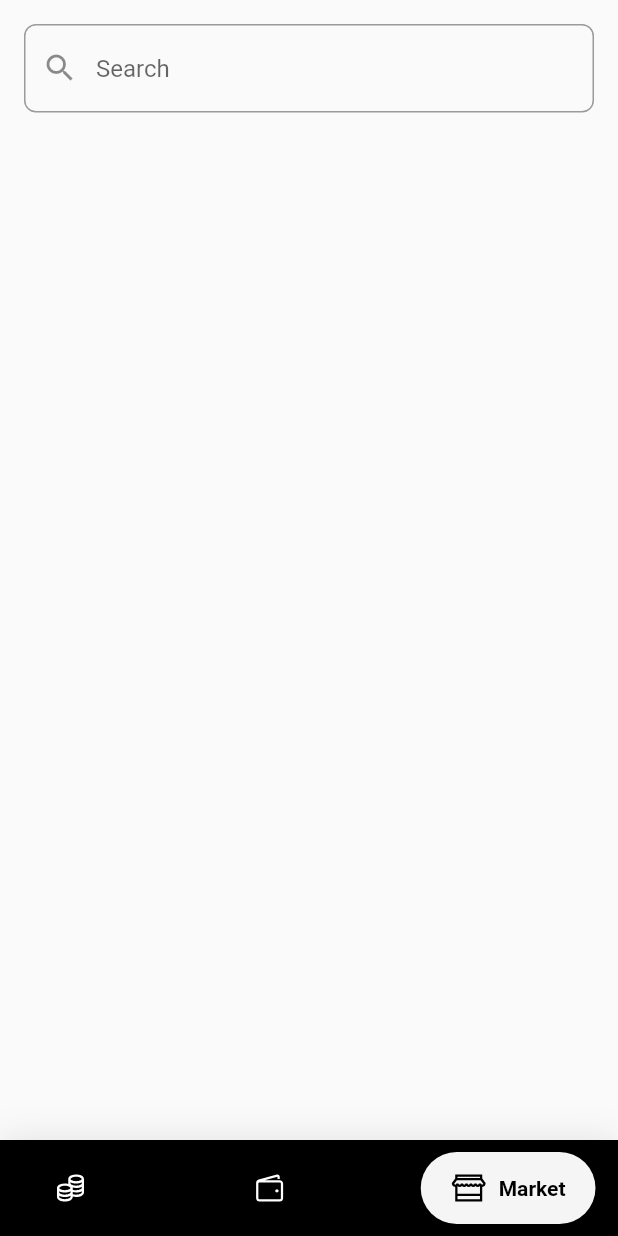
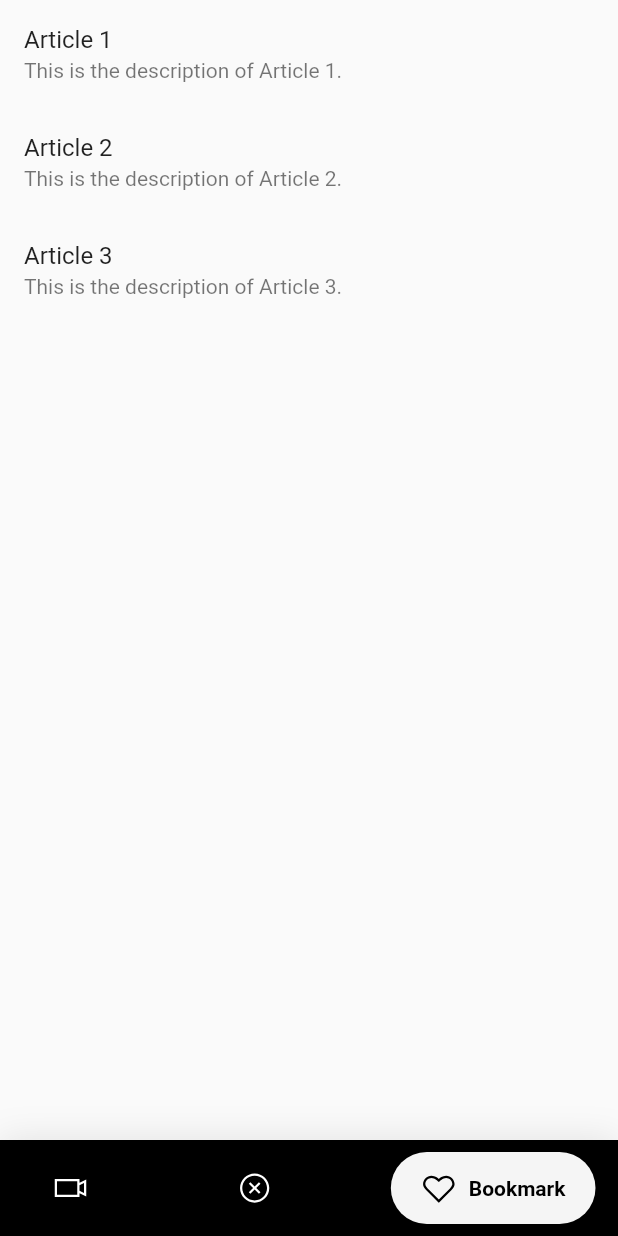
Before and after one commit to Odung2/meanwhile-front, a Flutter app: the screen it shows after launch, item 3 of the bottom bar chosen, on a phone screen of 412 x 824 dp. Run offline on Flutter 3.47's test engine with Material 2 defaults, Android fonts, the light colour scheme and no system bars; drawn by our look-alikes of google_nav_bar; our stand-ins replace line_icons.

Commit message:
24 Jul. (Sujee) : frontend structure done

```diff
--- a/lib/first_page.dart
+++ b/lib/first_page.dart
@@ -1,6 +1,6 @@
-import 'dart:core';
 import 'package:flutter/material.dart';
 import 'package:flutter_application_1/first_tab.dart';
+import 'package:flutter_application_1/scraped.dart';
 import 'package:flutter_application_1/search.dart';
 import 'package:flutter_application_1/short.dart';
 import 'package:google_nav_bar/google_nav_bar.dart';
@@ -12,58 +12,65 @@ void main() {
   ));
 }
 
-
 class FirstPage extends StatefulWidget {
-  const FirstPage({super.key});
+  const FirstPage({Key? key}) : super(key: key);
 
   @override
   _FirstState createState() => _FirstState();
 }
 
 class _FirstState extends State<FirstPage> {
-
-  late double deviceWidth = MediaQuery.of(context).size.width;  // 화면의 가로 크기
-  late double deviceHeight = MediaQuery.of(context).size.height; // 화면의 세로 크기
-  late double centerWidth = 0.0;
-  late double centerHeight = 0.0;
-  late double poleHeight = deviceWidth*0.13;
+  double deviceWidth = 0.0;
+  double deviceHeight = 0.0;
+  double centerWidth = 0.0;
+  double centerHeight = 0.0;
+  double poleHeight = 0.0;
   double imgSize = 48; // 1:1 image
 
-  late final topPoint = (centerHeight - deviceWidth)*0.5; // img size = 48
-  late final bottomPoint = topPoint + deviceWidth - poleHeight - imgSize; // img size = 48
-  late final startPoint = 0.0;
-  late final endPoint = startPoint + deviceWidth - imgSize;
+  double topPoint = 0.0;
+  double bottomPoint = 0.0;
+  double startPoint = 0.0;
+  double endPoint = 0.0;
 
   late final List<Widget> _widgetOptions = <Widget>[
     ShortVideoPlatform(),
-    VerticalTimeline(),
     SearchScreen(),
+    ScrapScreen(),
   ];
 
   int _selectedIndex = 0;
+
+  @override
+  void initState() {
+    super.initState();
+    WidgetsBinding.instance?.addPostFrameCallback((_) {
+      setState(() {
+        deviceWidth = MediaQuery.of(context).size.width;
+        deviceHeight = MediaQuery.of(context).size.height;
+        centerWidth = 0.0;
+        centerHeight = 0.0;
+        poleHeight = deviceWidth * 0.13;
+
+        topPoint = (centerHeight - deviceWidth) * 0.5; // img size = 48
+        bottomPoint = topPoint + deviceWidth - poleHeight - imgSize; // img size = 48
+        startPoint = 0.0;
+        endPoint = startPoint + deviceWidth - imgSize;
+      });
+    });
+  }
 
   @override
   Widget build(BuildContext context) {
     return Directionality(
       textDirection: TextDirection.ltr,
       child: Stack(
-          children:[
+        children: [
           Scaffold(
             backgroundColor: Colors.white,
-              body: LayoutBuilder(
-                builder: (context, constraints) {
-                  return Center(
-                    child: AnimatedSwitcher(
-                      duration: const Duration(milliseconds: 300),
-                      transitionBuilder: (Widget child, Animation<double> animation) {
-                        return FadeTransition(opacity: animation, child: child);
-                      },
-                      child: _widgetOptions.elementAt(_selectedIndex),
+            body: IndexedStack(
+              index: _selectedIndex,
+              children: _widgetOptions,
             ),
-                  );
-                },
-              ),
-              // ),
             bottomNavigationBar: Container(
               decoration: BoxDecoration(
                 color: const Color.fromARGB(255, 0, 0, 0),
@@ -89,16 +96,16 @@ class _FirstState extends State<FirstPage> {
                     color: const Color.fromARGB(255, 255, 255, 255),
                     tabs: const [
                       GButton(
-                          icon: LineIcons.coins,
-                          text: 'Bank',
+                        icon: LineIcons.video,
+                        text: 'Shorts',
                       ),
                       GButton(
-                          icon: LineIcons.wallet,
-                          text: 'ATM',
+                        icon: LineIcons.timesCircle,
+                        text: 'Search',
                       ),
                       GButton(
-                          icon: LineIcons.store,
-                          text: 'Market',
+                        icon: LineIcons.heart,
+                        text: 'Bookmark',
                       ),
                     ],
                     selectedIndex: _selectedIndex,
@@ -111,7 +118,8 @@ class _FirstState extends State<FirstPage> {
                 ),
               ),
             ),
-            ),]
+          ),
+        ],
       ),
     );
   }
--- /dev/null
+++ b/lib/scraped.dart
@@ -0,0 +1,46 @@
+import 'package:flutter/material.dart';
+
+class Article {
+  final String title;
+  final String description;
+
+  Article({required this.title, required this.description});
+}
+
+class ScrapScreen extends StatelessWidget {
+  final List<Article> articles = [
+    Article(
+      title: "Article 1",
+      description: "This is the description of Article 1.",
+    ),
+    Article(
+      title: "Article 2",
+      description: "This is the description of Article 2.",
+    ),
+    Article(
+      title: "Article 3",
+      description: "This is the description of Article 3.",
+    ),
+    // Add more articles as needed
+  ];
+
+  @override
+  Widget build(BuildContext context) {
+    return Scaffold(
+      body: ListView.builder(
+        itemCount: articles.length,
+        itemBuilder: (context, index) {
+          return ListTile(
+            title: Text(articles[index].title),
+            subtitle: Text(articles[index].description),
+            onTap: () {
+              // You can add navigation to the article detail page here if needed
+              // For this example, we will just print the article title to the console.
+              print("Article title: ${articles[index].title}");
+            },
+          );
+        },
+      ),
+    );
+  }
+}
```
Also changed, not shown: lib/first_tab.dart (+72 -17 lines). Lines whose indentation alone changed are shown as unchanged.
